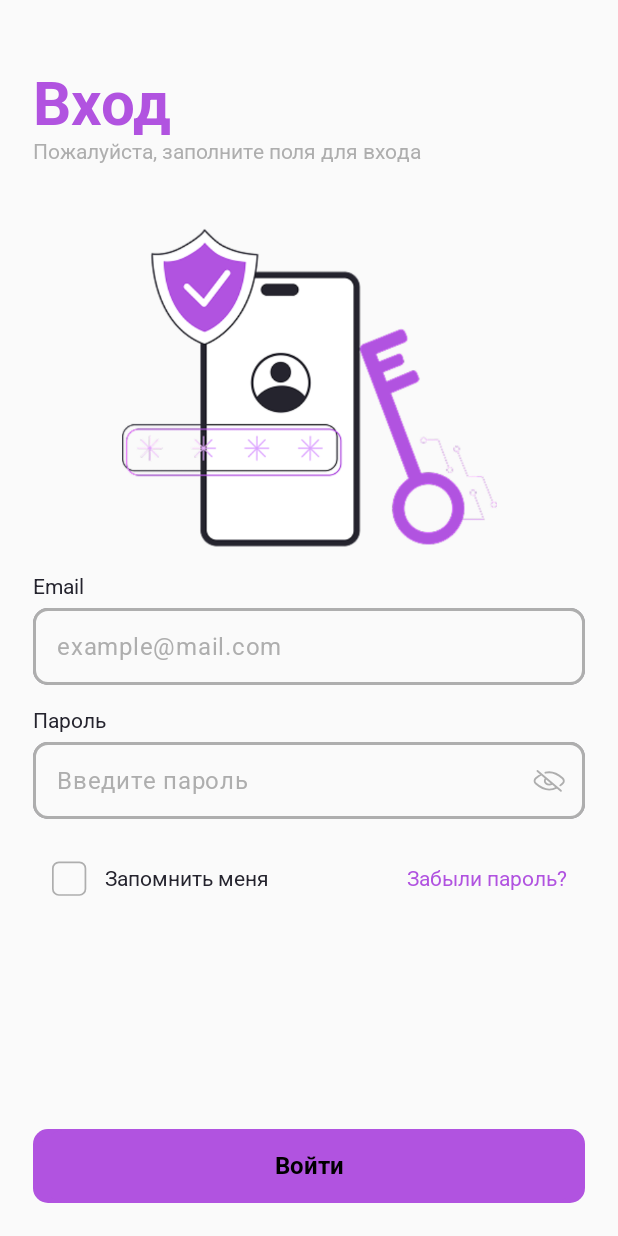
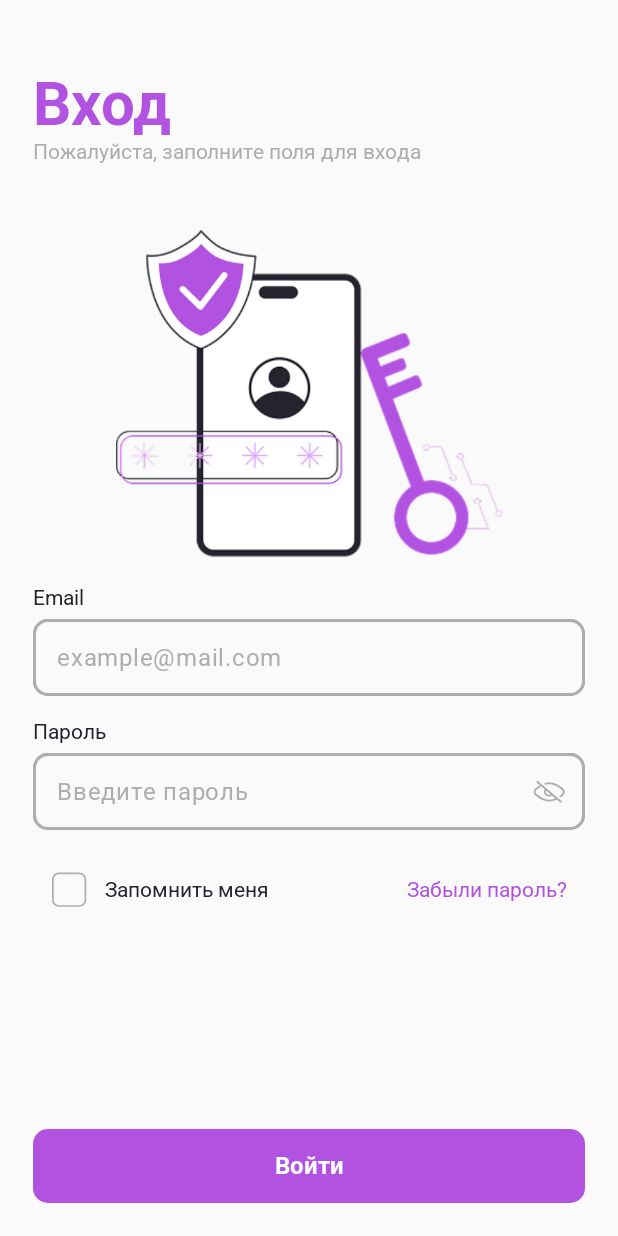
Before and after one commit to Jihiko4459/YourDay, an Android app built with Jetpack Compose: the screen it shows after launch (LoginActivity), after a tap on "У меня уже есть аккаунт", on a phone screen of 412 x 824 dp. Run offline under Robolectric (Android 15) with nearby library versions, the phone set to English and light mode, and no system bars; our stand-ins replace accompanist; 2 statements that could not run were skipped; 1 other tap on this screen came first.

Commit message:
Комментарии

```diff
--- a/app/src/main/java/com/example/yourday/LoginActivity.kt
+++ b/app/src/main/java/com/example/yourday/LoginActivity.kt
@@ -27,7 +27,6 @@ import androidx.compose.foundation.layout.navigationBars
 import androidx.compose.foundation.layout.padding
 import androidx.compose.foundation.layout.size
 import androidx.compose.foundation.layout.statusBars
-import androidx.compose.foundation.layout.width
 import androidx.compose.foundation.shape.RoundedCornerShape
 import androidx.compose.foundation.text.KeyboardOptions
 import androidx.compose.material3.Button
@@ -66,7 +65,6 @@ import com.example.yourday.api.SupabaseHelper.AuthResult
 import com.example.yourday.components.GlobalToast
 import com.example.yourday.components.ToastManager
 import com.example.yourday.components.ToastType
-import com.example.yourday.ui.theme.Black
 import com.example.yourday.ui.theme.DarkBlue
 import com.example.yourday.ui.theme.Gray1
 import com.example.yourday.ui.theme.Primary
@@ -297,7 +295,7 @@ fun LoginScreen(
                         painter = painterResource(id = R.drawable.image),
                         contentDescription = "App Logo",
                         modifier = Modifier
-                            .width(250.dp)
+                            .fillMaxWidth(0.7f)
                             .aspectRatio(1f / 1f),
                         contentScale = ContentScale.Fit,
                     )
@@ -476,7 +474,7 @@ fun LoginScreen(
                             lineHeight = 16.9.sp,
                             fontFamily = FontFamily(Font(R.font.roboto_bold)),
                             textAlign = TextAlign.Center,
-                            color = if (isDarkTheme) White else Black
+                            color =  White
                         )
                     )
                 }
--- a/app/src/main/java/com/example/yourday/RegistrationActivity.kt
+++ b/app/src/main/java/com/example/yourday/RegistrationActivity.kt
@@ -26,7 +26,6 @@ import androidx.compose.foundation.layout.navigationBars
 import androidx.compose.foundation.layout.padding
 import androidx.compose.foundation.layout.size
 import androidx.compose.foundation.layout.statusBars
-import androidx.compose.foundation.layout.width
 import androidx.compose.foundation.shape.RoundedCornerShape
 import androidx.compose.foundation.text.KeyboardOptions
 import androidx.compose.material3.Button
@@ -64,7 +63,6 @@ import com.example.yourday.api.SupabaseHelper.AuthResult
 import com.example.yourday.components.GlobalToast
 import com.example.yourday.components.ToastManager
 import com.example.yourday.components.ToastType
-import com.example.yourday.ui.theme.Black
 import com.example.yourday.ui.theme.DarkBlue
 import com.example.yourday.ui.theme.Gray1
 import com.example.yourday.ui.theme.Primary
@@ -305,7 +303,7 @@ fun RegistrationScreen(
                         painter = painterResource(id = R.drawable.image),
                         contentDescription = "App Logo",
                         modifier = Modifier
-                            .width(250.dp)
+                            .fillMaxWidth(0.7f)
                             .aspectRatio(1f / 1f),
                         contentScale = ContentScale.Fit,
                     )
@@ -502,7 +500,7 @@ fun RegistrationScreen(
                             lineHeight = 16.9.sp,
                             fontFamily = FontFamily(Font(R.font.roboto_bold)),
                             textAlign = TextAlign.Center,
-                            color = if (isDarkTheme) White else Black
+                            color = White
                         )
                     )
                 }
```
Also changed, not shown: app/src/main/java/com/example/yourday/LastStepToRegistrationActivity.kt (+3 -5 lines).
